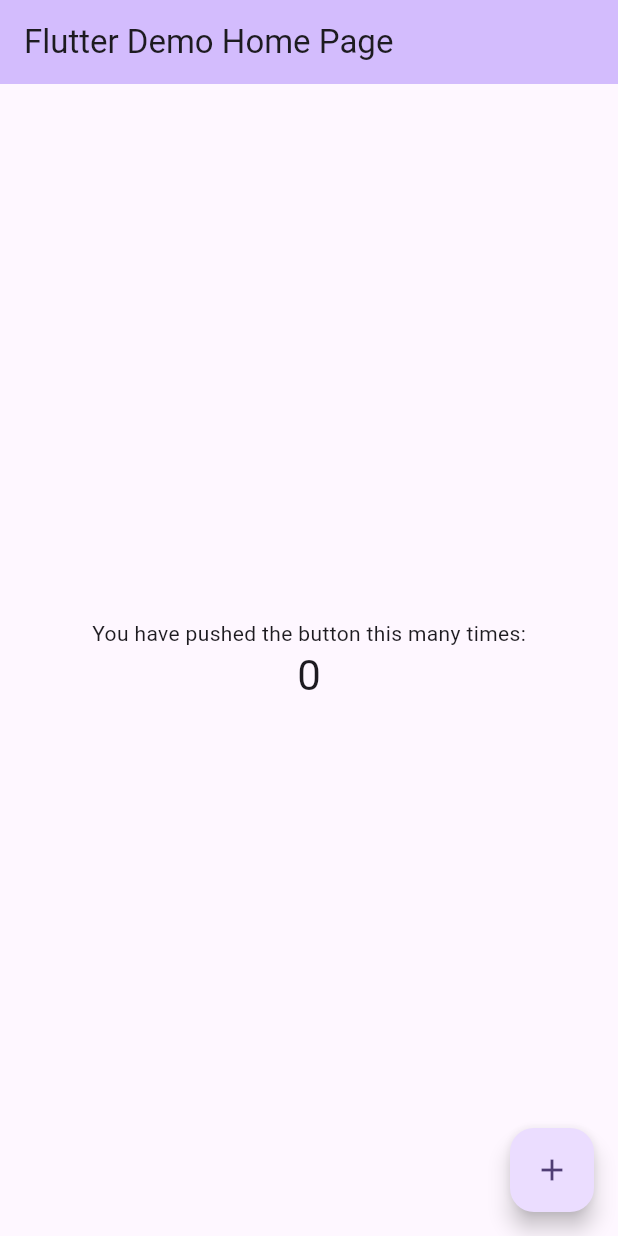
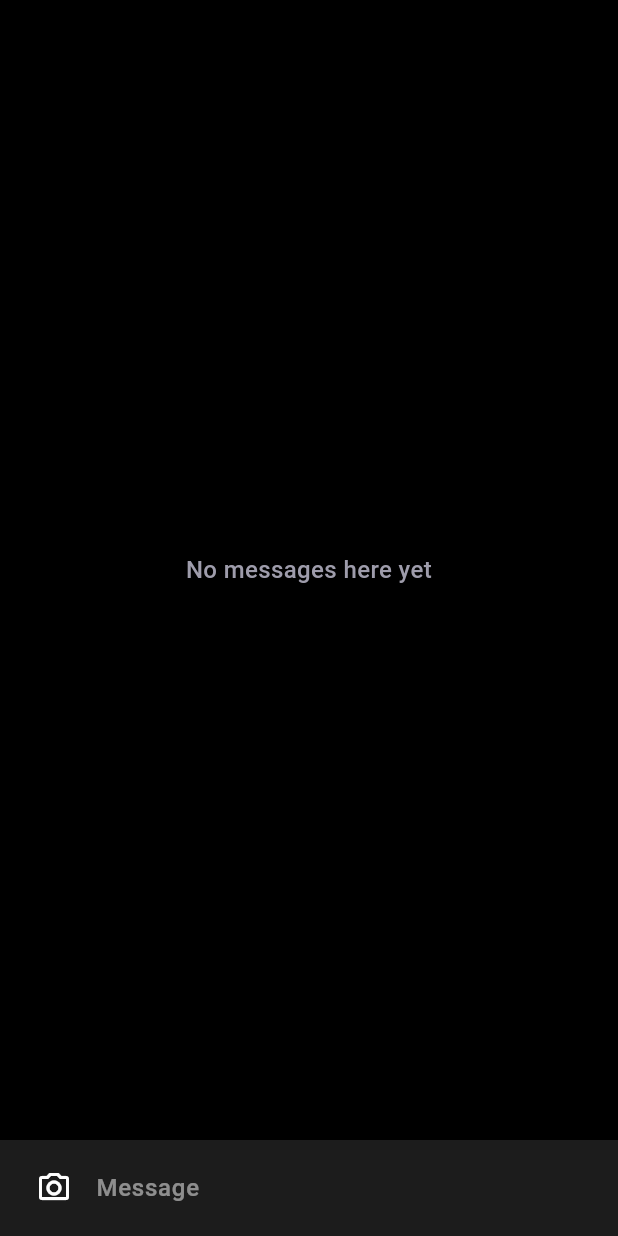
Before and after one commit to suraj-yadav0/gemini_chat_app, a Flutter app: the screen it shows after launch, on a phone screen of 412 x 824 dp. Run offline on Flutter 3.47's test engine with Material 3 defaults, Android fonts, the phone set to English and light mode, and no system bars; our stand-ins replace flutter_chat_types, flutter_chat_ui, image_picker.

Commit message:
second commit done with UI

```diff
--- /dev/null
+++ b/lib/chat_manager.dart
@@ -0,0 +1,25 @@
+import 'package:flutter_chat_types/flutter_chat_types.dart' as types;
+import 'package:uuid/uuid.dart';
+
+class ChatManager {
+  List<types.Message> messages = [];
+
+  bool isLoading = false;
+  final user = const types.User(id: 'user', firstName: 'Suraj');
+  final bot = const types.User(id: 'model', firstName: 'Gemini');
+
+  void addMessage(types.Message message) {
+    messages.insert(0, message);
+    isLoading = true;
+    if (message is types.TextMessage) {
+      messages.insert(
+        0,
+        types.TextMessage(
+            author: bot,
+            createdAt: DateTime.now().millisecondsSinceEpoch,
+            id: const Uuid().v4(),
+            text: ""),
+      );
+    }
+  }
+}
--- /dev/null
+++ b/lib/chat_page.dart
@@ -0,0 +1,82 @@
+import 'package:flutter/material.dart';
+import 'package:flutter_chat_ui/flutter_chat_ui.dart';
+import 'package:gemini_chat_app/chat_manager.dart';
+import 'package:flutter_chat_types/flutter_chat_types.dart' as types;
+import 'package:uuid/uuid.dart';
+
+import 'package:image_picker/image_picker.dart';
+
+class ChatPage extends StatefulWidget {
+  const ChatPage({super.key});
+
+  @override
+  State<ChatPage> createState() => _ChatPageState();
+}
+
+class _ChatPageState extends State<ChatPage> {
+
+
+  final ChatManager chatManager = ChatManager();
+  @override
+  Widget build(BuildContext context) {
+    return Scaffold(
+      body: Chat(
+        messages: chatManager.messages,
+        onAttachmentPressed: _handleImageSelection,
+        showUserNames: true,
+        showUserAvatars: false,
+        onSendPressed: _handledSendPressed,
+        user: chatManager.user,
+        theme: const DefaultChatTheme(
+          backgroundColor: Colors.black,
+          inputBorderRadius: BorderRadius.zero,
+          receivedMessageBodyTextStyle: TextStyle(color: Colors.white),
+          secondaryColor: Color(0xFF1c1c1c),
+
+          attachmentButtonIcon: Icon(Icons.camera_alt_outlined,color: Colors.white,),
+          inputBackgroundColor: Color(0xFF1c1c1c),
+          seenIcon: Text('read',style: TextStyle(fontSize: 10),),
+
+        ),
+      ),
+    );
+  }
+
+  void _handledSendPressed(types.PartialText messages) {
+    if (!chatManager.isLoading) {
+      final textMessage = types.TextMessage(
+        author: chatManager.user,
+        createdAt: DateTime.now().millisecondsSinceEpoch,
+        id: const Uuid().v4(),
+        text: messages.text,
+      );
+      chatManager.addMessage(textMessage);
+      setState(() {
+
+      });
+    }
+  }
+
+  void _handleImageSelection() async {
+    final result = await ImagePicker().pickImage(
+        source: ImageSource.gallery, imageQuality: 70, maxWidth: 1440);
+
+    if (result != null) {
+      final bytes = await result.readAsBytes();
+      final image = await decodeImageFromList(bytes);
+
+      final message = types.ImageMessage(
+        author: chatManager.user,
+        createdAt: DateTime.now().millisecondsSinceEpoch,
+        height: image.height.toDouble(),
+        id: const Uuid().v4(),
+        name: result.name,
+        size: bytes.length,
+        uri: result.path,
+        width: image.width.toDouble(),
+      );
+
+      chatManager.addMessage(message);
+    }
+  }
+}
--- a/lib/main.dart
+++ b/lib/main.dart
@@ -1,4 +1,5 @@
 import 'package:flutter/material.dart';
+import 'package:gemini_chat_app/chat_page.dart';
 
 void main() {
   runApp(const MyApp());
@@ -13,113 +14,11 @@ class MyApp extends StatelessWidget {
     return MaterialApp(
       title: 'Flutter Demo',
       theme: ThemeData(
-        // This is the theme of your application.
-        //
-        // TRY THIS: Try running your application with "flutter run". You'll see
-        // the application has a blue toolbar. Then, without quitting the app,
-        // try changing the seedColor in the colorScheme below to Colors.green
-        // and then invoke "hot reload" (save your changes or press the "hot
-        // reload" button in a Flutter-supported IDE, or press "r" if you used
-        // the command line to start the app).
-        //
-        // Notice that the counter didn't reset back to zero; the application
-        // state is not lost during the reload. To reset the state, use hot
-        // restart instead.
-        //
-        // This works for code too, not just values: Most code changes can be
-        // tested with just a hot reload.
+
         colorScheme: ColorScheme.fromSeed(seedColor: Colors.deepPurple),
         useMaterial3: true,
       ),
-      home: const MyHomePage(title: 'Flutter Demo Home Page'),
+      home: const ChatPage(),
     );
   }
 }
-
-class MyHomePage extends StatefulWidget {
-  const MyHomePage({super.key, required this.title});
-
-  // This widget is the home page of your application. It is stateful, meaning
-  // that it has a State object (defined below) that contains fields that affect
-  // how it looks.
-
-  // This class is the configuration for the state. It holds the values (in this
-  // case the title) provided by the parent (in this case the App widget) and
-  // used by the build method of the State. Fields in a Widget subclass are
-  // always marked "final".
-
-  final String title;
-
-  @override
-  State<MyHomePage> createState() => _MyHomePageState();
-}
-
-class _MyHomePageState extends State<MyHomePage> {
-  int _counter = 0;
-
-  void _incrementCounter() {
-    setState(() {
-      // This call to setState tells the Flutter framework that something has
-      // changed in this State, which causes it to rerun the build method below
-      // so that the display can reflect the updated values. If we changed
-      // _counter without calling setState(), then the build method would not be
-      // called again, and so nothing would appear to happen.
-      _counter++;
-    });
-  }
-
-  @override
-  Widget build(BuildContext context) {
-    // This method is rerun every time setState is called, for instance as done
-    // by the _incrementCounter method above.
-    //
-    // The Flutter framework has been optimized to make rerunning build methods
-    // fast, so that you can just rebuild anything that needs updating rather
-    // than having to individually change instances of widgets.
-    return Scaffold(
-      appBar: AppBar(
-        // TRY THIS: Try changing the color here to a specific color (to
-        // Colors.amber, perhaps?) and trigger a hot reload to see the AppBar
-        // change color while the other colors stay the same.
-        backgroundColor: Theme.of(context).colorScheme.inversePrimary,
-        // Here we take the value from the MyHomePage object that was created by
-        // the App.build method, and use it to set our appbar title.
-        title: Text(widget.title),
-      ),
-      body: Center(
-        // Center is a layout widget. It takes a single child and positions it
-        // in the middle of the parent.
-        child: Column(
-          // Column is also a layout widget. It takes a list of children and
-          // arranges them vertically. By default, it sizes itself to fit its
-          // children horizontally, and tries to be as tall as its parent.
-          //
-          // Column has various properties to control how it sizes itself and
-          // how it positions its children. Here we use mainAxisAlignment to
-          // center the children vertically; the main axis here is the vertical
-          // axis because Columns are vertical (the cross axis would be
-          // horizontal).
-          //
-          // TRY THIS: Invoke "debug painting" (choose the "Toggle Debug Paint"
-          // action in the IDE, or press "p" in the console), to see the
-          // wireframe for each widget.
-          mainAxisAlignment: MainAxisAlignment.center,
-          children: <Widget>[
-            const Text(
-              'You have pushed the button this many times:',
-            ),
-            Text(
-              '$_counter',
-              style: Theme.of(context).textTheme.headlineMedium,
-            ),
-          ],
-        ),
-      ),
-      floatingActionButton: FloatingActionButton(
-        onPressed: _incrementCounter,
-        tooltip: 'Increment',
-        child: const Icon(Icons.add),
-      ), // This trailing comma makes auto-formatting nicer for build methods.
-    );
-  }
-}
```
Also changed, not shown: pubspec.yaml (+7 -0 lines), pubspec.lock, 5 other files.
